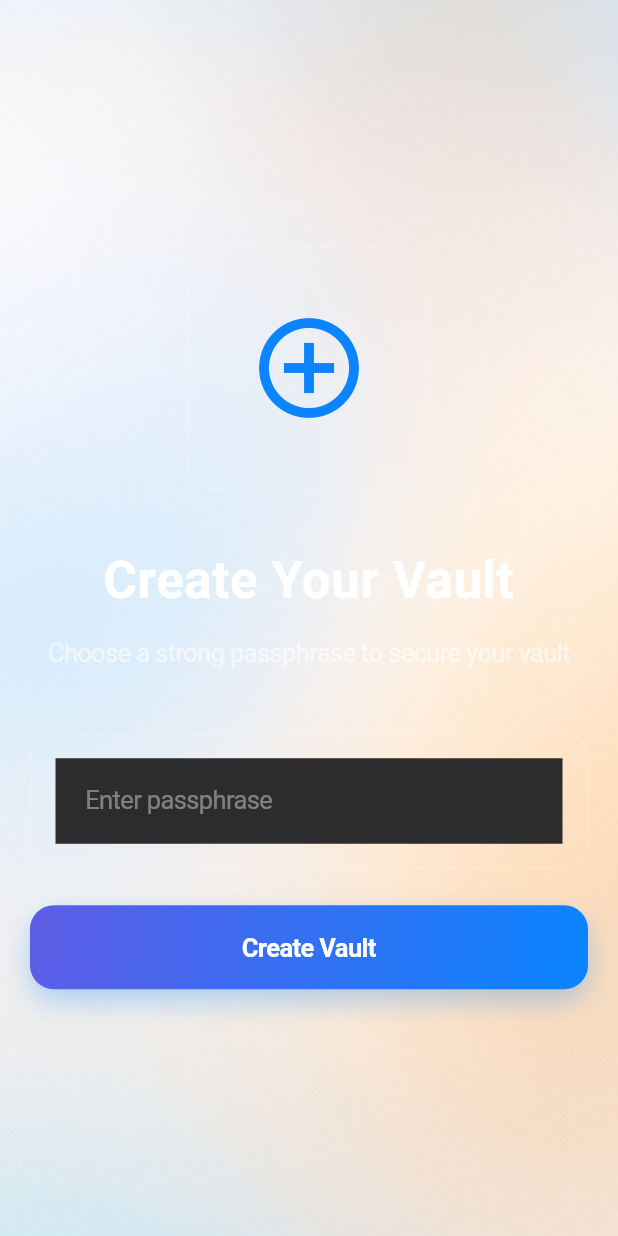
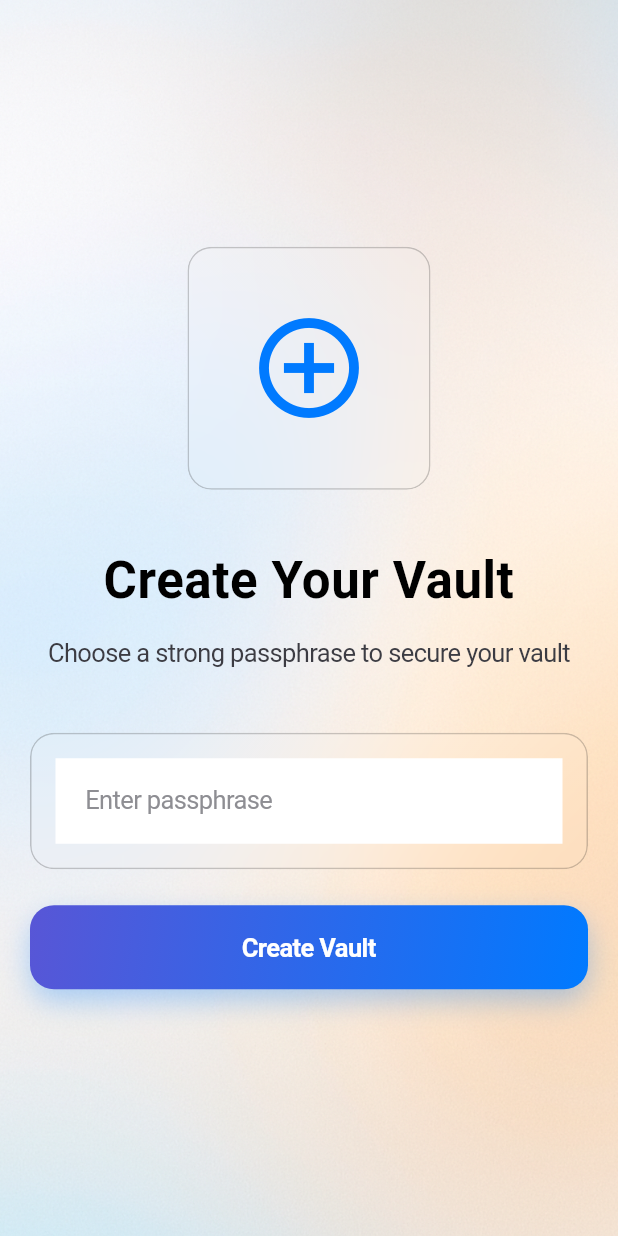
Before and after one commit to tahsinmert/luma-app, a Flutter app: the VaultUnlockScreen screen opened directly, on a phone screen of 412 x 824 dp. Run offline on Flutter 3.47's test engine with Material 3 defaults, Android fonts, the phone set to English and light mode, and no system bars; our stand-ins replace drift, file_picker, flutter_riverpod, flutter_secure_storage, image_picker, local_auth; missing offline and left inert: cryptography, encrypt; accounts and stored records are empty; generated files the repository leaves out were written again; Roboto replaces fonts that are missing (SF Pro Display, SF Pro Text).

Commit message:
feat: Convert to light theme for background compatibility
- Change all text colors to dark (black, dark gray)
- Update glass cards to light translucent white
- Convert theme from dark to light mode
- Update status bar icons to dark
- Make all text highly readable on light background
- Update button colors for proper contrast
- Change CircularProgressIndicator colors
- Perfect for light background image

```diff
--- a/lib/core/theme/app_colors.dart
+++ b/lib/core/theme/app_colors.dart
@@ -3,30 +3,30 @@ import 'package:flutter/material.dart';
 class AppColors {
   AppColors._();
 
-  static const Color primaryBlue = Color(0xFF0A84FF);
-  static const Color primaryPurple = Color(0xFF5E5CE6);
+  static const Color primaryBlue = Color(0xFF007AFF);
+  static const Color primaryPurple = Color(0xFF5856D6);
   static const Color primaryIndigo = Color(0xFF5856D6);
 
   static const Color darkGray = Color(0xFF1C1C1E);
   static const Color mediumGray = Color(0xFF2C2C2E);
-  static const Color lightGray = Color(0xFF3A3A3C);
-  static const Color softGray = Color(0xFF48484A);
+  static const Color lightGray = Color(0xFF8E8E93);
+  static const Color softGray = Color(0xFFC7C7CC);
 
-  static const Color backgroundPrimary = Color(0xFF000000);
-  static const Color backgroundSecondary = Color(0xFF1C1C1E);
-  static const Color backgroundTertiary = Color(0xFF2C2C2E);
+  static const Color backgroundPrimary = Colors.transparent;
+  static const Color backgroundSecondary = Color(0xFFF2F2F7);
+  static const Color backgroundTertiary = Color(0xFFFFFFFF);
 
-  static const Color glassBackground = Color(0x1AFFFFFF);
-  static const Color glassBorder = Color(0x33FFFFFF);
+  static const Color glassBackground = Color(0xCCFFFFFF);
+  static const Color glassBorder = Color(0x33000000);
 
-  static const Color textPrimary = Color(0xFFFFFFFF);
-  static const Color textSecondary = Color(0x99FFFFFF);
-  static const Color textTertiary = Color(0x66FFFFFF);
+  static const Color textPrimary = Color(0xFF000000);
+  static const Color textSecondary = Color(0xFF3C3C43);
+  static const Color textTertiary = Color(0xFF8E8E93);
 
-  static const Color success = Color(0xFF32D74B);
-  static const Color warning = Color(0xFFFFD60A);
-  static const Color error = Color(0xFFFF453A);
-  static const Color info = Color(0xFF64D2FF);
+  static const Color success = Color(0xFF34C759);
+  static const Color warning = Color(0xFFFF9500);
+  static const Color error = Color(0xFFFF3B30);
+  static const Color info = Color(0xFF007AFF);
   static const LinearGradient primaryGradient = LinearGradient(
     begin: Alignment.topLeft,
     end: Alignment.bottomRight,
--- a/lib/core/theme/app_typography.dart
+++ b/lib/core/theme/app_typography.dart
@@ -15,7 +15,6 @@ class AppTypography {
     color: AppColors.textPrimary,
   );
 
-  // Title 1 - Section headers
   static const TextStyle title1 = TextStyle(
     fontFamily: fontFamily,
     fontSize: 28,
@@ -25,7 +24,6 @@ class AppTypography {
     color: AppColors.textPrimary,
   );
 
-  // Title 2 - Card headers
   static const TextStyle title2 = TextStyle(
     fontFamily: fontFamily,
     fontSize: 22,
@@ -35,7 +33,6 @@ class AppTypography {
     color: AppColors.textPrimary,
   );
 
-  // Title 3 - Subsection headers
   static const TextStyle title3 = TextStyle(
     fontFamily: fontFamilyText,
     fontSize: 20,
@@ -45,7 +42,6 @@ class AppTypography {
     color: AppColors.textPrimary,
   );
 
-  // Headline
   static const TextStyle headline = TextStyle(
     fontFamily: fontFamilyText,
     fontSize: 17,
@@ -55,7 +51,6 @@ class AppTypography {
     color: AppColors.textPrimary,
   );
 
-  // Body - Primary reading text
   static const TextStyle body = TextStyle(
     fontFamily: fontFamilyText,
     fontSize: 17,
@@ -65,7 +60,6 @@ class AppTypography {
     color: AppColors.textPrimary,
   );
 
-  // Callout
   static const TextStyle callout = TextStyle(
     fontFamily: fontFamilyText,
     fontSize: 16,
@@ -75,7 +69,6 @@ class AppTypography {
     color: AppColors.textPrimary,
   );
 
-  // Subheadline
   static const TextStyle subheadline = TextStyle(
     fontFamily: fontFamilyText,
     fontSize: 15,
@@ -85,17 +78,15 @@ class AppTypography {
     color: AppColors.textSecondary,
   );
 
-  // Footnote - Captions and metadata
   static const TextStyle footnote = TextStyle(
     fontFamily: fontFamilyText,
     fontSize: 13,
     fontWeight: FontWeight.w400,
     height: 1.38,
     letterSpacing: -0.08,
-    color: AppColors.textTertiary,
+    color: AppColors.textSecondary,
   );
 
-  // Caption 1
   static const TextStyle caption1 = TextStyle(
     fontFamily: fontFamilyText,
     fontSize: 12,
@@ -105,7 +96,6 @@ class AppTypography {
     color: AppColors.textTertiary,
   );
 
-  // Caption 2
   static const TextStyle caption2 = TextStyle(
     fontFamily: fontFamilyText,
     fontSize: 11,
--- a/lib/core/widgets/primary_button.dart
+++ b/lib/core/widgets/primary_button.dart
@@ -60,7 +60,7 @@ class PrimaryButton extends StatelessWidget {
                   height: 24,
                   child: CircularProgressIndicator(
                     strokeWidth: 2,
-                    valueColor: AlwaysStoppedAnimation(AppColors.textPrimary),
+                    valueColor: AlwaysStoppedAnimation(Colors.white),
                   ),
                 )
               : Row(
@@ -74,7 +74,7 @@ class PrimaryButton extends StatelessWidget {
                     Text(
                       label,
                       style: AppTypography.headline.copyWith(
-                        color: AppColors.textPrimary,
+                        color: Colors.white,
                       ),
                     ),
                   ],
--- a/lib/core/widgets/secondary_button.dart
+++ b/lib/core/widgets/secondary_button.dart
@@ -40,13 +40,13 @@ class SecondaryButton extends StatelessWidget {
           mainAxisSize: MainAxisSize.min,
           children: [
             if (icon != null) ...[
-              Icon(icon, size: 20, color: AppColors.textPrimary),
+              Icon(icon, size: 20, color: AppColors.primaryBlue),
               const SizedBox(width: AppSpacing.xs),
             ],
             Text(
               label,
               style: AppTypography.headline.copyWith(
-                color: AppColors.textPrimary,
+                color: AppColors.primaryBlue,
               ),
             ),
           ],
--- a/lib/main.dart
+++ b/lib/main.dart
@@ -11,8 +11,8 @@ void main() {
 
   SystemChrome.setSystemUIOverlayStyle(
     const SystemUiOverlayStyle(
-      statusBarBrightness: Brightness.dark,
-      statusBarIconBrightness: Brightness.light,
+      statusBarBrightness: Brightness.light,
+      statusBarIconBrightness: Brightness.dark,
     ),
   );
 
@@ -31,7 +31,7 @@ class WhisperJournalApp extends ConsumerWidget {
     return MaterialApp(
       title: 'Whisper Journal',
       debugShowCheckedModeBanner: false,
-      theme: AppTheme.darkTheme,
+      theme: AppTheme.lightTheme,
       home: const SplashScreen(),
     );
   }
```
Also changed, not shown: lib/core/theme/app_theme.dart (+7 -10 lines).
